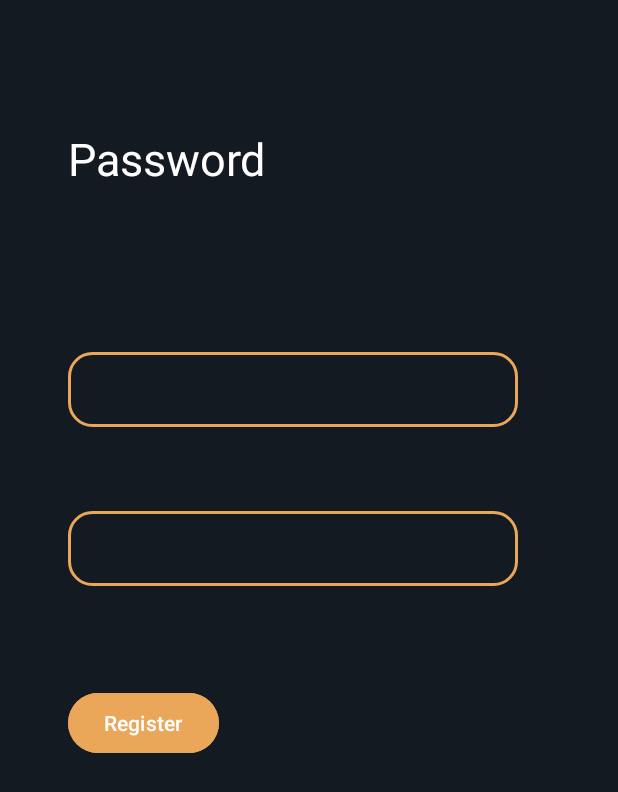
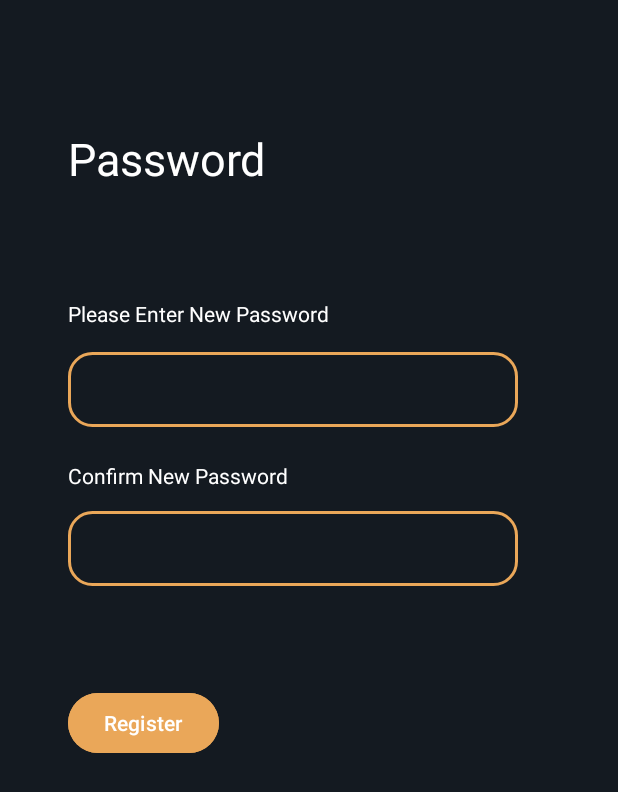
Before and after one commit to mystars24/ROSSMobile3, an Android app: the RegisterPassword screen opened directly, with no data from a screen before it, on a phone screen of 412 x 824 dp. Shown: the top 792 px of the screen. Run offline under Robolectric (Android 15) with nearby library versions, the phone set to English and light mode, and no system bars; our stand-ins replace Firebase (no records; nobody signed in at launch, a user with empty details on screens opened directly).

Commit message:
App Overhaul continuation part 4

```diff
--- a/app/src/main/res/layout/activity_register_password.xml
+++ b/app/src/main/res/layout/activity_register_password.xml
@@ -65,12 +65,12 @@
         android:background="@null"
         android:ems="10"
         android:inputType="textPassword"
-        tools:layout_editor_absoluteX="48dp"
-        tools:layout_editor_absoluteY="427dp"
         app:layout_constraintBottom_toBottomOf="@+id/imageView6"
         app:layout_constraintEnd_toEndOf="@+id/imageView6"
+        app:layout_constraintHorizontal_bias="0.52"
         app:layout_constraintStart_toStartOf="@+id/imageView6"
-        app:layout_constraintTop_toTopOf="@+id/imageView6"/>
+        app:layout_constraintTop_toTopOf="@+id/imageView6"
+        app:layout_constraintVertical_bias="0.4" />
 
     <Button
         android:id="@+id/registerButton"
@@ -84,4 +84,30 @@
         app:layout_constraintStart_toStartOf="parent"
         app:layout_constraintTop_toTopOf="parent"
         app:layout_constraintVertical_bias="0.59" />
+
+    <TextView
+        android:id="@+id/textView4"
+        android:layout_width="wrap_content"
+        android:layout_height="wrap_content"
+        android:text="Please Enter New Password"
+        android:textColor="@color/white"
+        app:layout_constraintBottom_toBottomOf="parent"
+        app:layout_constraintEnd_toEndOf="parent"
+        app:layout_constraintHorizontal_bias="0.191"
+        app:layout_constraintStart_toStartOf="parent"
+        app:layout_constraintTop_toTopOf="parent"
+        app:layout_constraintVertical_bias="0.248" />
+
+    <TextView
+        android:id="@+id/textView8"
+        android:layout_width="wrap_content"
+        android:layout_height="wrap_content"
+        android:text="Confirm New Password"
+        android:textColor="@color/white"
+        app:layout_constraintBottom_toBottomOf="parent"
+        app:layout_constraintEnd_toEndOf="parent"
+        app:layout_constraintHorizontal_bias="0.17"
+        app:layout_constraintStart_toStartOf="parent"
+        app:layout_constraintTop_toTopOf="parent"
+        app:layout_constraintVertical_bias="0.382" />
 </androidx.constraintlayout.widget.ConstraintLayout>
```
Also changed, not shown: app/src/main/res/layout/activity_register.xml (+12 -8 lines).
